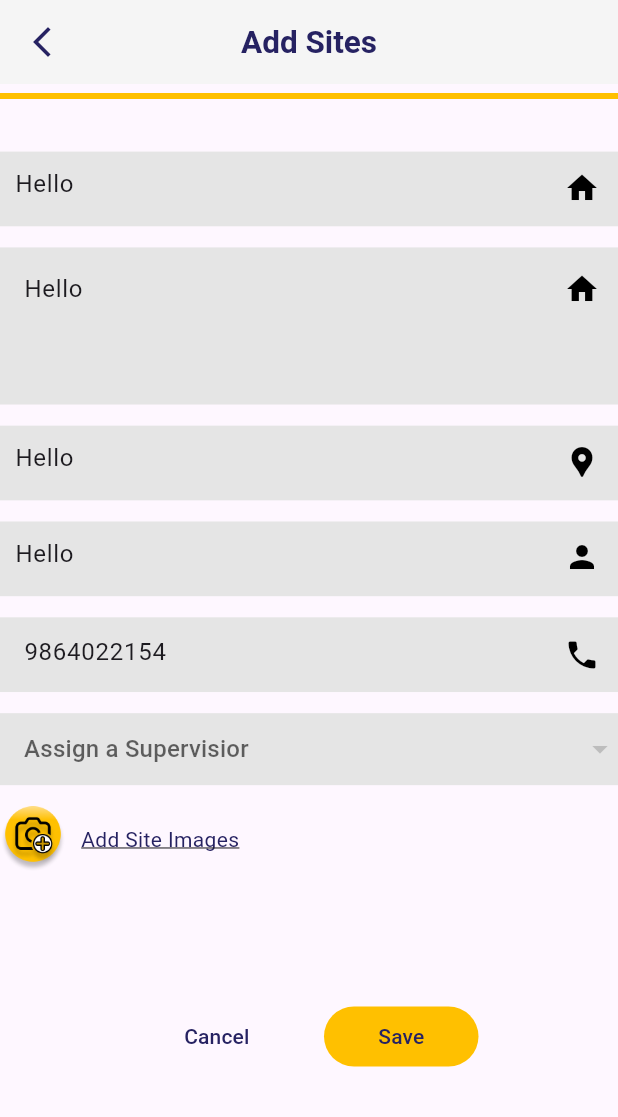
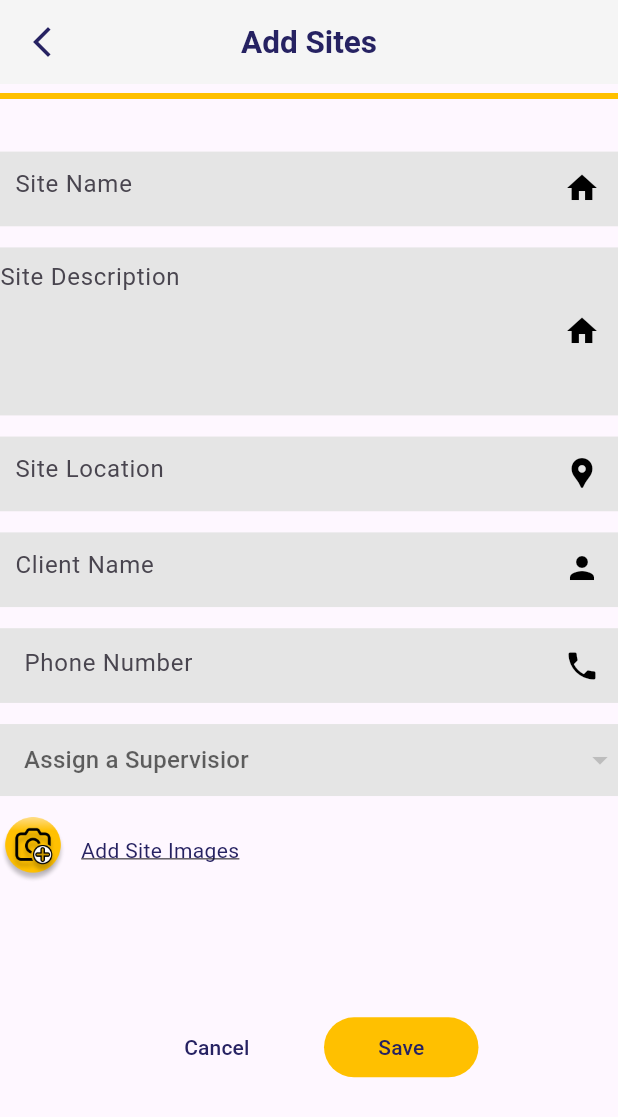
Before and after one commit to madhusudhan1557/construction_flutter, a Flutter app: the AddSitePage screen opened directly, on a phone screen of 412 x 824 dp. Shown: the top 1117 px of the screen. Run offline on Flutter 3.47's test engine with Material 2 defaults, Android fonts, the phone set to English and light mode, and no system bars; our stand-ins replace bloc, bot_toast, carousel_indicator, carousel_slider, cloud_firestore, dropdown_button2 and 7 more; missing offline and left inert: iconify_flutter; accounts and stored records are empty.

Commit message:
fixes code

```diff
--- a/lib/presentation/screens/sites/add_site.dart
+++ b/lib/presentation/screens/sites/add_site.dart
@@ -17,7 +17,7 @@ import '../../../utils/app_colors.dart';
 import '../../../utils/validator.dart';
 import '../../includes/appbar.dart';
 import '../../includes/custom_phone_field.dart';
-import '../../includes/custom_textarea.dart';
+
 import '../../includes/custom_textfield.dart';
 
 class AddSitePage extends StatefulWidget {
@@ -28,18 +28,15 @@ class AddSitePage extends StatefulWidget {
 }
 
 class _AddSitePageState extends State<AddSitePage> {
-  final TextEditingController _sitename = TextEditingController(text: "Hello");
+  final TextEditingController _sitename = TextEditingController();
 
-  final TextEditingController _sitedes = TextEditingController(text: "Hello");
+  final TextEditingController _sitedes = TextEditingController();
 
-  final TextEditingController _sitelocation =
-      TextEditingController(text: "Hello");
+  final TextEditingController _sitelocation = TextEditingController();
 
-  final TextEditingController _clientname =
-      TextEditingController(text: "Hello");
+  final TextEditingController _clientname = TextEditingController();
 
-  final TextEditingController _phone =
-      TextEditingController(text: "9864022154");
+  final TextEditingController _phone = TextEditingController();
 
   List<String> imageurl = [];
 
@@ -112,15 +109,22 @@ class _AddSitePageState extends State<AddSitePage> {
                             SizedBox(
                               height: size.height / 90 * 1.538,
                             ),
-                            CustomTextArea(
-                              controller: _sitedes,
-                              hintText: "Site Description",
-                              suffixIcon: const Icon(
-                                Icons.home_sharp,
-                                color: Colors.black,
+                            Container(
+                              color: AppColors.customWhite,
+                              padding:
+                                  EdgeInsets.only(left: paddding.top * 0.3),
+                              child: TextFormField(
+                                maxLines: 4,
+                                decoration: const InputDecoration(
+                                  hintText: "Site Description",
+                                  border: InputBorder.none,
+                                  suffixIcon: Icon(
+                                    Icons.home,
+                                    color: Colors.black,
+                                  ),
+                                ),
                               ),
-                              size: size.height / 90 * 11.44,
-                            ).customTextArea(),
+                            ),
                             SizedBox(
                               height: size.height / 90 * 1.538,
                             ),
--- a/lib/presentation/screens/workinprogress/workprogress_page.dart
+++ b/lib/presentation/screens/workinprogress/workprogress_page.dart
@@ -14,7 +14,6 @@ import 'package:flutter_animation_progress_bar/flutter_animation_progress_bar.da
 import 'package:flutter_bloc/flutter_bloc.dart';
 import 'package:iconify_flutter/iconify_flutter.dart';
 import 'package:iconify_flutter/icons/fluent_mdl2.dart';
-import 'package:intl/intl.dart';
 
 import '../../../bloc/dropdown/dropdown_bloc.dart';
 import '../../../bloc/workinprogress/workinprogress_bloc.dart';
@@ -458,8 +457,6 @@ class _WorkInProgressPageState extends State<WorkInProgressPage> {
                 shrinkWrap: true,
                 itemCount: snapshot.data!.docs.length,
                 itemBuilder: (context, index) {
-                  num p = snapshot.data!.docs[index]['progress'];
-
                   return Column(
                     children: [
                       InkWell(
```
Also changed, not shown: lib/presentation/screens/sites/site_page.dart (+1 -8 lines).
